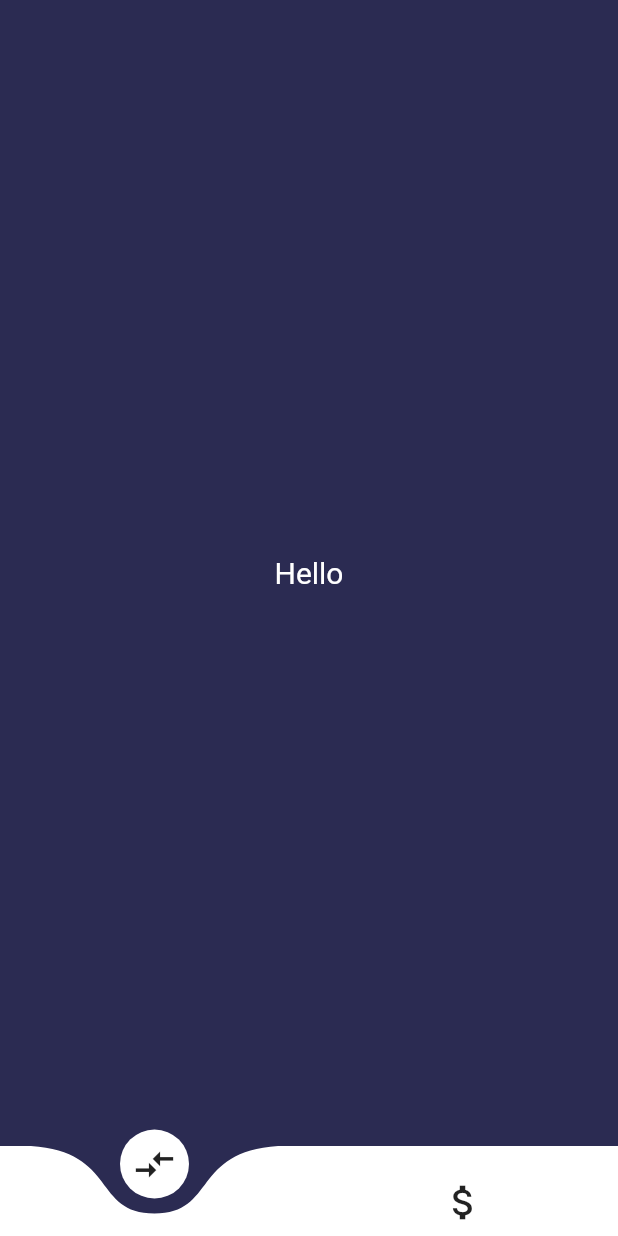
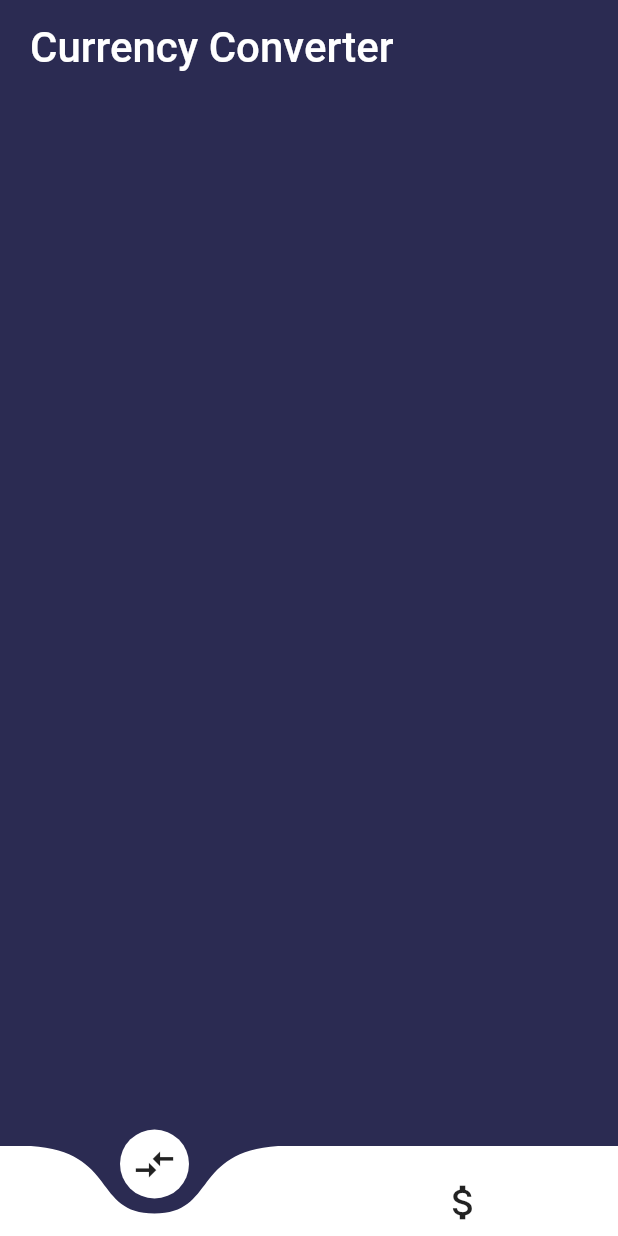
Before and after one commit to Rajdeep-Ray/Currency-Convertor-App, a Flutter app: the screen it shows after launch, on a phone screen of 412 x 824 dp. Run offline on Flutter 3.47's test engine with Material 2 defaults, Android fonts, the phone set to English and light mode, and no system bars; drawn by our look-alikes of curved_navigation_bar.

Commit message:
commit to 'master'

```diff
--- a/lib/screens/convert.dart
+++ b/lib/screens/convert.dart
@@ -12,11 +12,22 @@ class _MyConvertState extends State<MyConvert> {
       color: Color(0xFF2B2B52),
       height: 100,
       width: 200,
-      child: Center(
-        child: Text(
-          "Hello",
-          style: TextStyle(color: Colors.white, fontSize: 20),
-        ),
+      child: Column(
+        children: [
+          Container(
+            padding: EdgeInsets.symmetric(vertical: 15, horizontal: 20),
+            alignment: Alignment.centerLeft,
+            child: Text(
+              "Currency Converter",
+              style: TextStyle(
+                color: Colors.white,
+                fontSize: 28,
+                fontWeight: FontWeight.w500,
+              ),
+            ),
+          ),
+
+        ],
       ),
     );
   }
```
